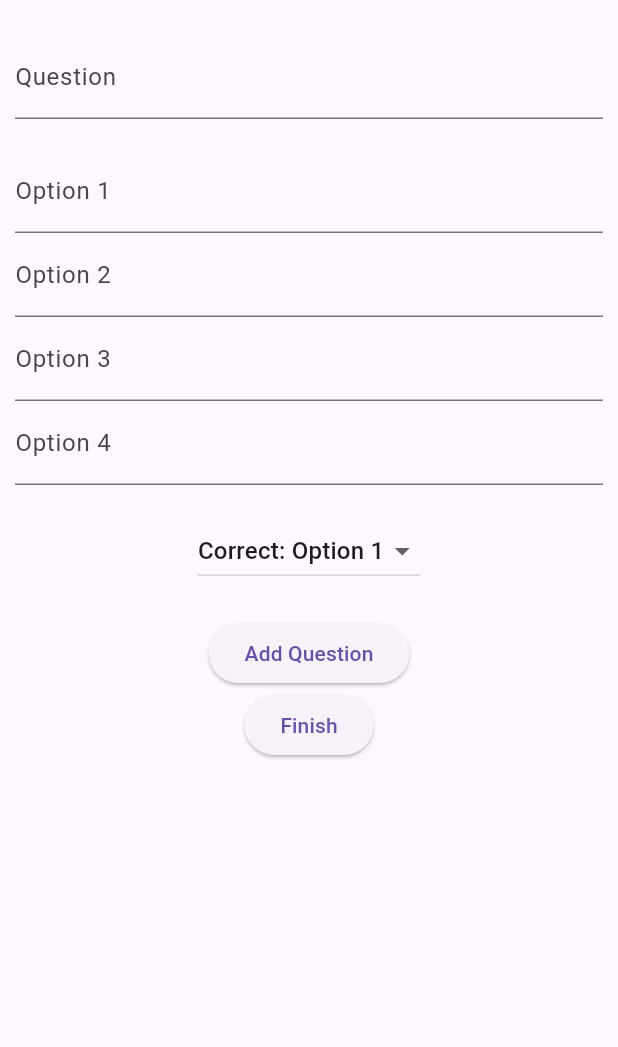
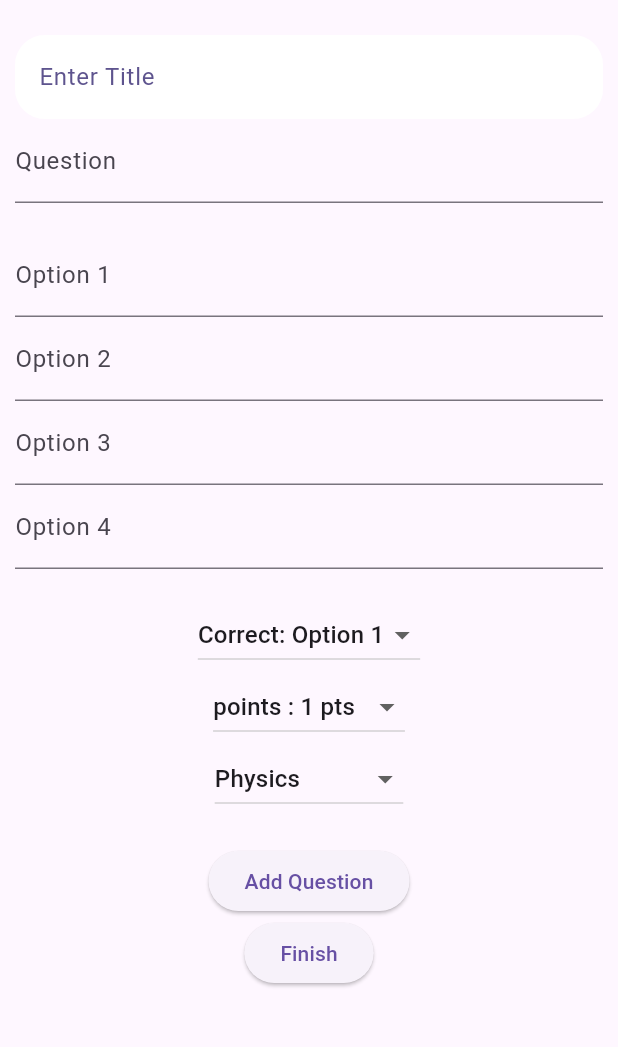
Before and after one commit to maielbaz1612/Quiz_App, a Flutter app: the Create screen opened directly, on a phone screen of 412 x 824 dp, the part 64-1111 px from its top. Run offline on Flutter 3.47's test engine with Material 3 defaults, Android fonts, the phone set to English and light mode, and no system bars; our stand-ins replace animated_notch_bottom_bar, shared_preferences, sqflite; accounts and stored records are empty.

Commit message:
handle some errors and enabling the quiz creation and the quiz display screens and solving them

```diff
--- a/lib/screen/Start.dart
+++ b/lib/screen/Start.dart
@@ -152,7 +152,7 @@ class _StartState extends State<Start> {
                                 bool success = await myDB.signUp(
                                   name: userName.text,
                                   // email: email, // TODO: add a text field for email
-                                  password: password.text,
+                                  password: password.text, email: userName.text,
                                 );
                                 if (success) {
                                   int? userId = await myDB.getCurrentUser();
--- a/lib/screen/create.dart
+++ b/lib/screen/create.dart
@@ -18,6 +18,8 @@ class _CreateState extends State<Create> {
   String quizCode = generateQuizCode();
   int correctIndex = 0;
   int currentPoints = 1;
+  TextEditingController titleforQuiz = TextEditingController();
+  int selectedCategory = 1;
 
   final questionController = TextEditingController();
 
@@ -54,6 +56,7 @@ class _CreateState extends State<Create> {
 
   @override
   Widget build(BuildContext context) {
+
     return Scaffold(
       appBar: AppBar(
         title: Row(children: [Text("Quiz Code ➔ "), Text(quizCode)]),
@@ -62,6 +65,27 @@ class _CreateState extends State<Create> {
         padding: EdgeInsets.all(10),
         child: Column(
           children: [
+
+            TextFormField(
+              controller: titleforQuiz,
+              decoration: InputDecoration(
+                hintText: "Enter Title",
+                hintStyle: TextStyle(color: Color(0xFF5e548e)),
+                filled: true,
+                fillColor: Colors.white,
+                enabledBorder: OutlineInputBorder(
+                  borderRadius: BorderRadius.circular(20),
+                  borderSide: BorderSide(color: Colors.white30),
+                ),
+                focusedBorder: OutlineInputBorder(
+                  borderRadius: BorderRadius.circular(20),
+                  borderSide: BorderSide(
+                    color: Color(0xFFE0B1CB),
+                    width: 2,
+                  ),
+                ),
+              ),
+            ),
             TextField(
               controller: questionController,
               decoration: InputDecoration(labelText: "Question"),
@@ -92,6 +116,37 @@ class _CreateState extends State<Create> {
               onChanged: (val) => setState(() => correctIndex = val!),
             ),
 
+            DropdownButton<int>(
+              value: currentPoints,
+              items: [1, 2, 5, 10].map((int value) {
+                return DropdownMenuItem<int>(
+                  value: value,
+                  child: Text("points : $value pts"),
+                );
+              }).toList(),
+              onChanged: (newValue) {
+                setState(() {
+                  currentPoints = newValue!;
+                });
+              },
+            ),
+
+            DropdownButton<int>(
+              value: selectedCategory,
+
+              items: [
+                DropdownMenuItem(value: 1, child: Text("Physics")),
+                DropdownMenuItem(value: 2, child: Text("Electronics")),
+                DropdownMenuItem(value: 3, child: Text("Python")),
+                DropdownMenuItem(value: 4, child: Text("CyberSecurity")),
+              ],
+              onChanged: (value) {
+                setState(() {
+                  selectedCategory = value!;
+                });
+              },
+            ),
+
             SizedBox(height: 20),
 
             ElevatedButton(
@@ -101,19 +156,28 @@ class _CreateState extends State<Create> {
 
             ElevatedButton(
               onPressed: () async {
+                //validation
+                if (titleforQuiz.text.isEmpty || questions.isEmpty) {
+                  ScaffoldMessenger.of(context).showSnackBar(
+                    const SnackBar(content: Text("Please enter a title and add at least one question")),
+                  );
+                  return;
+                }
+
                 final db = SqlDatabase();
-
                 Quiz quiz = Quiz(
-                  title: "New Quiz",
+                  title: titleforQuiz.text,
                   description: "description",
                   code: quizCode,
-                  categoryId: 1,
+                  categoryId: selectedCategory,
                   questions: questions,
                 );
 
                 await db.createFullQuiz(quiz);
 
-                Navigator.pop(context);
+                if(mounted){
+                  Navigator.pop(context);
+                }
               },
               child: Text("Finish"),
             ),
```
Also changed, not shown: lib/main.dart (+11 -1 lines), lib/screen/AvailableQuizes.dart (+6 -1 lines), lib/screen/Home.dart (+17 -7 lines), lib/screen/join.dart (+19 -3 lines), lib/screen/quiz_screen.dart (+5 -3 lines), lib/data/sqflite_database.dart (line endings or trailing spaces).
